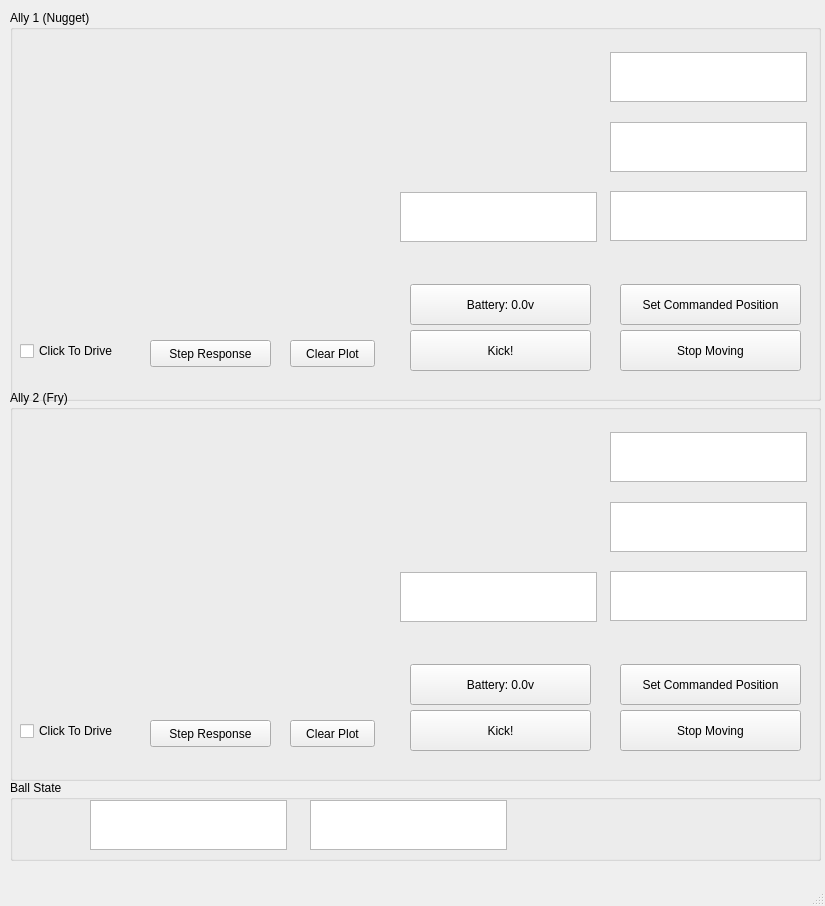
This is ros/src/playground/nodes/gui/window.ui in zamora18/robot-soccer as Qt 5 draws it before an edit. The edited form follows.
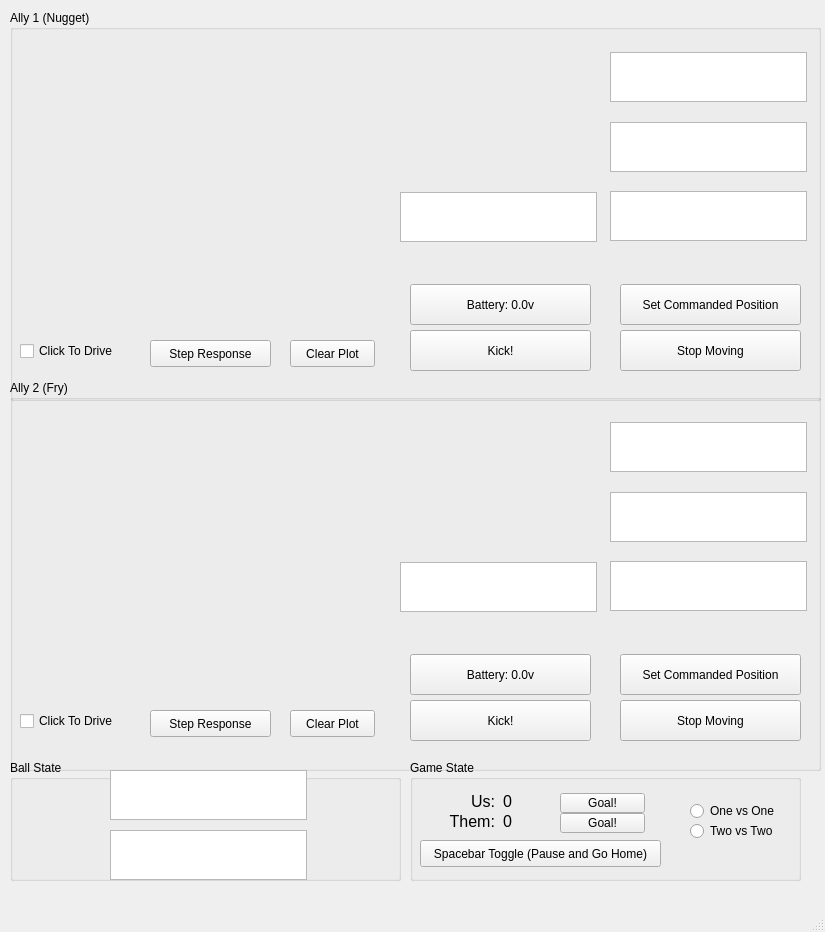
This is the edited form. Custom widgets are drawn as their Qt base class.

Commit message: spacebar stuff on command center

```diff
--- a/ros/src/playground/nodes/gui/window.ui
+++ b/ros/src/playground/nodes/gui/window.ui
@@ -7,7 +7,7 @@
     <x>0</x>
     <y>0</y>
     <width>825</width>
-    <height>906</height>
+    <height>932</height>
    </rect>
   </property>
   <property name="sizePolicy">
@@ -206,7 +206,7 @@
     <property name="geometry">
      <rect>
       <x>10</x>
-      <y>390</y>
+      <y>380</y>
       <width>811</width>
       <height>391</height>
      </rect>
@@ -382,9 +382,9 @@
     <property name="geometry">
      <rect>
       <x>10</x>
-      <y>780</y>
-      <width>811</width>
-      <height>81</height>
+      <y>760</y>
+      <width>391</width>
+      <height>121</height>
      </rect>
     </property>
     <property name="title">
@@ -393,8 +393,8 @@
     <widget class="QTableWidget" name="tblBallPosition">
      <property name="geometry">
       <rect>
-       <x>80</x>
-       <y>20</y>
+       <x>100</x>
+       <y>10</y>
        <width>197</width>
        <height>50</height>
       </rect>
@@ -403,14 +403,176 @@
     <widget class="QTableWidget" name="tblBallFuture">
      <property name="geometry">
       <rect>
-       <x>300</x>
-       <y>20</y>
+       <x>100</x>
+       <y>70</y>
        <width>197</width>
        <height>50</height>
       </rect>
      </property>
     </widget>
    </widget>
+   <widget class="QGroupBox" name="groupBox_2">
+    <property name="geometry">
+     <rect>
+      <x>410</x>
+      <y>760</y>
+      <width>391</width>
+      <height>121</height>
+     </rect>
+    </property>
+    <property name="title">
+     <string>Game State</string>
+    </property>
+    <widget class="QPushButton" name="btnSpacebarToggle">
+     <property name="geometry">
+      <rect>
+       <x>10</x>
+       <y>80</y>
+       <width>241</width>
+       <height>27</height>
+      </rect>
+     </property>
+     <property name="text">
+      <string>Spacebar Toggle (Pause and Go Home)</string>
+     </property>
+    </widget>
+    <widget class="QLabel" name="label">
+     <property name="geometry">
+      <rect>
+       <x>30</x>
+       <y>33</y>
+       <width>55</width>
+       <height>17</height>
+      </rect>
+     </property>
+     <property name="font">
+      <font>
+       <pointsize>12</pointsize>
+      </font>
+     </property>
+     <property name="text">
+      <string>Us:</string>
+     </property>
+     <property name="alignment">
+      <set>Qt::AlignRight|Qt::AlignTrailing|Qt::AlignVCenter</set>
+     </property>
+    </widget>
+    <widget class="QLabel" name="label_2">
+     <property name="geometry">
+      <rect>
+       <x>30</x>
+       <y>53</y>
+       <width>55</width>
+       <height>17</height>
+      </rect>
+     </property>
+     <property name="font">
+      <font>
+       <pointsize>12</pointsize>
+      </font>
+     </property>
+     <property name="text">
+      <string>Them:</string>
+     </property>
+     <property name="alignment">
+      <set>Qt::AlignRight|Qt::AlignTrailing|Qt::AlignVCenter</set>
+     </property>
+    </widget>
+    <widget class="QLabel" name="lblThemScore">
+     <property name="geometry">
+      <rect>
+       <x>93</x>
+       <y>53</y>
+       <width>55</width>
+       <height>17</height>
+      </rect>
+     </property>
+     <property name="font">
+      <font>
+       <pointsize>12</pointsize>
+      </font>
+     </property>
+     <property name="text">
+      <string>0</string>
+     </property>
+     <property name="alignment">
+      <set>Qt::AlignLeading|Qt::AlignLeft|Qt::AlignVCenter</set>
+     </property>
+    </widget>
+    <widget class="QLabel" name="lblUsScore">
+     <property name="geometry">
+      <rect>
+       <x>93</x>
+       <y>33</y>
+       <width>55</width>
+       <height>17</height>
+      </rect>
+     </property>
+     <property name="font">
+      <font>
+       <pointsize>12</pointsize>
+      </font>
+     </property>
+     <property name="text">
+      <string>0</string>
+     </property>
+     <property name="alignment">
+      <set>Qt::AlignLeading|Qt::AlignLeft|Qt::AlignVCenter</set>
+     </property>
+    </widget>
+    <widget class="QPushButton" name="btnUsGoal">
+     <property name="geometry">
+      <rect>
+       <x>150</x>
+       <y>33</y>
+       <width>85</width>
+       <height>20</height>
+      </rect>
+     </property>
+     <property name="text">
+      <string>Goal!</string>
+     </property>
+    </widget>
+    <widget class="QPushButton" name="btnThemGoal">
+     <property name="geometry">
+      <rect>
+       <x>150</x>
+       <y>53</y>
+       <width>85</width>
+       <height>20</height>
+      </rect>
+     </property>
+     <property name="text">
+      <string>Goal!</string>
+     </property>
+    </widget>
+    <widget class="QRadioButton" name="radOne">
+     <property name="geometry">
+      <rect>
+       <x>280</x>
+       <y>40</y>
+       <width>102</width>
+       <height>22</height>
+      </rect>
+     </property>
+     <property name="text">
+      <string>One vs One</string>
+     </property>
+    </widget>
+    <widget class="QRadioButton" name="radTwo">
+     <property name="geometry">
+      <rect>
+       <x>280</x>
+       <y>60</y>
+       <width>102</width>
+       <height>22</height>
+      </rect>
+     </property>
+     <property name="text">
+      <string>Two vs Two</string>
+     </property>
+    </widget>
+   </widget>
   </widget>
   <widget class="QMenuBar" name="menubar">
    <property name="geometry">
```
The commit also changes 1 other file.
